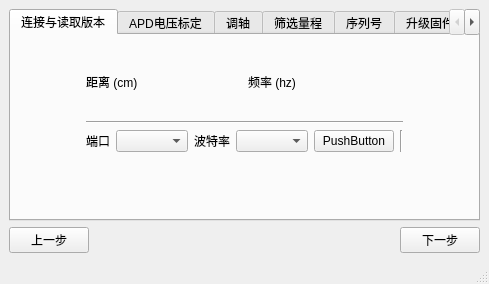
Before: the Qt Designer form tf03_production/main_window.ui in codincodee/tf03_sdk, drawn with Qt 5.
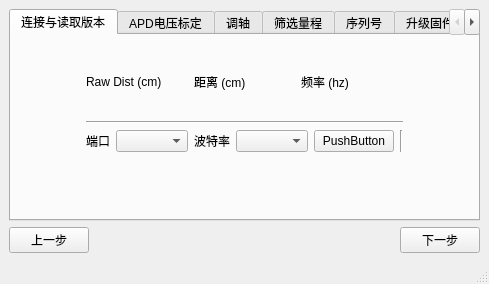
After: the same form once the commit is applied. The open tabs and pages were chosen to show the change. Icons and pictures are not drawn.

Patch:
```diff
--- a/tf03_production/main_window.ui
+++ b/tf03_production/main_window.ui
@@ -62,7 +62,7 @@
          <layout class="QVBoxLayout" name="verticalLayout">
           <item>
            <layout class="QGridLayout" name="gridLayout_3">
-            <item row="1" column="0">
+            <item row="1" column="1">
              <widget class="QLabel" name="DistanceDisplayLabel">
               <property name="font">
                <font>
@@ -79,7 +79,7 @@
               </property>
              </widget>
             </item>
-            <item row="0" column="1">
+            <item row="0" column="2">
              <widget class="QLabel" name="FrequencyHintLabel">
               <property name="text">
                <string>频率 (hz)</string>
@@ -89,7 +89,24 @@
               </property>
              </widget>
             </item>
-            <item row="0" column="0">
+            <item row="1" column="2">
+             <widget class="QLabel" name="FrequencyDisplayLabel">
+              <property name="font">
+               <font>
+                <pointsize>12</pointsize>
+                <weight>75</weight>
+                <bold>true</bold>
+               </font>
+              </property>
+              <property name="text">
+               <string/>
+              </property>
+              <property name="alignment">
+               <set>Qt::AlignCenter</set>
+              </property>
+             </widget>
+            </item>
+            <item row="0" column="1">
              <widget class="QLabel" name="DistanceHintLabel">
               <property name="text">
                <string>距离 (cm)</string>
@@ -99,8 +116,15 @@
               </property>
              </widget>
             </item>
-            <item row="1" column="1">
-             <widget class="QLabel" name="FrequencyDisplayLabel">
+            <item row="0" column="0">
+             <widget class="QLabel" name="label">
+              <property name="text">
+               <string>Raw Dist (cm)</string>
+              </property>
+             </widget>
+            </item>
+            <item row="1" column="0">
+             <widget class="QLabel" name="RawDistDisplayLabel">
               <property name="font">
                <font>
                 <pointsize>12</pointsize>
```
Left out of the diff: 2 changed lines with no effect on the pictures.
